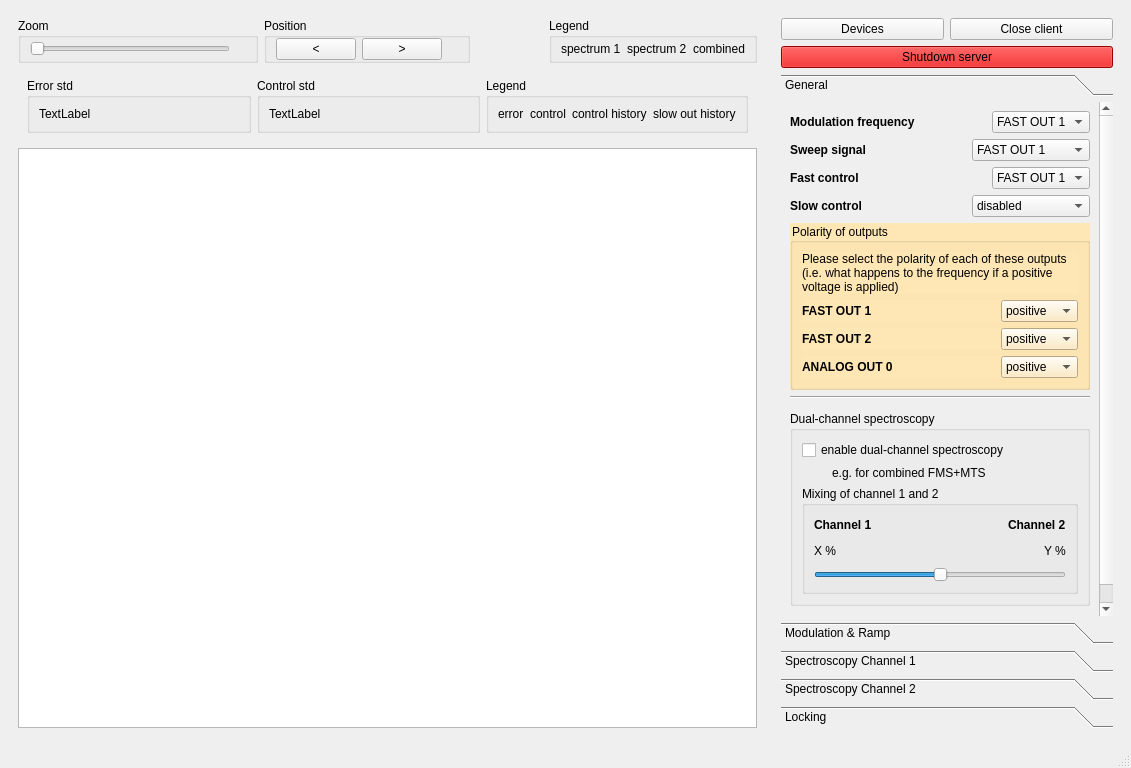
linien-org/linien, file linien/client/ui/main_window.ui: the form before one commit.
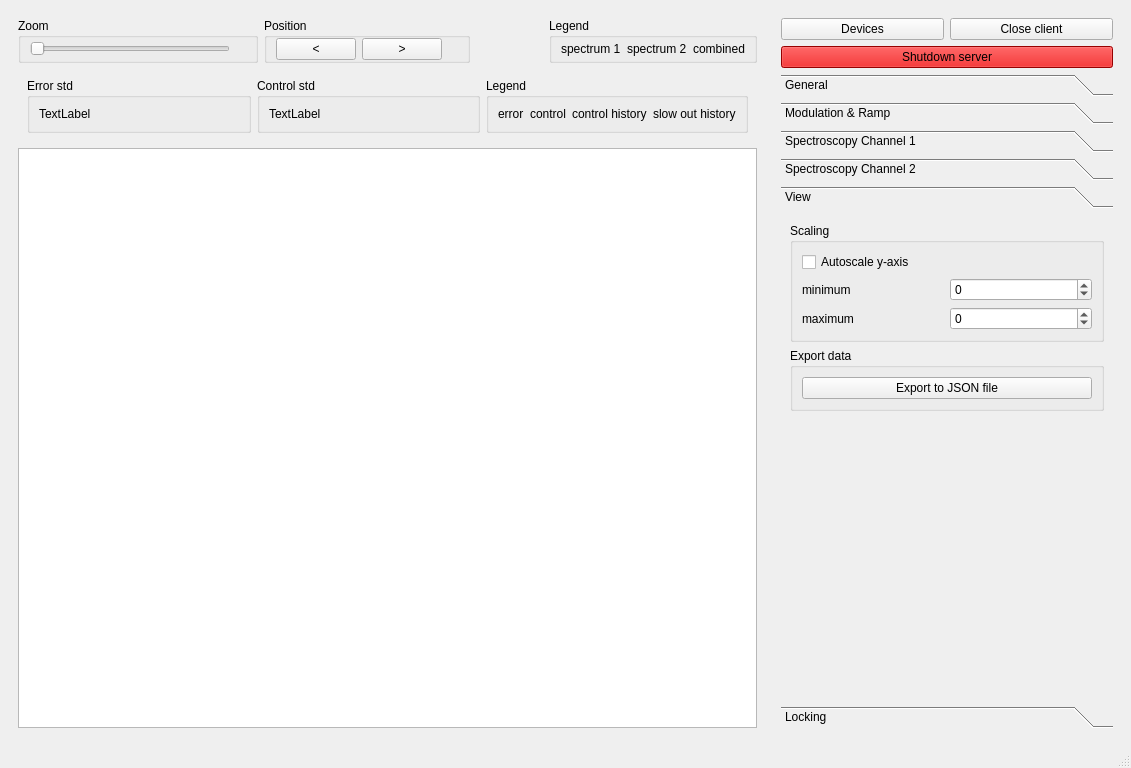
The form after the commit. The open tabs and pages were chosen to show the change. Custom widgets are drawn as their Qt base class.

Commit message: add controls for manual y axis scaling

```diff
--- a/linien/client/ui/main_window.ui
+++ b/linien/client/ui/main_window.ui
@@ -808,7 +808,7 @@
           <property name="geometry">
            <rect>
             <x>0</x>
-            <y>-113</y>
+            <y>0</y>
             <width>340</width>
             <height>679</height>
            </rect>
@@ -1542,6 +1542,132 @@
            </item>
           </layout>
          </widget>
+         <widget class="QWidget" name="page">
+          <property name="geometry">
+           <rect>
+            <x>0</x>
+            <y>0</y>
+            <width>338</width>
+            <height>438</height>
+           </rect>
+          </property>
+          <property name="sizePolicy">
+           <sizepolicy hsizetype="Minimum" vsizetype="Preferred">
+            <horstretch>0</horstretch>
+            <verstretch>0</verstretch>
+           </sizepolicy>
+          </property>
+          <attribute name="label">
+           <string>View</string>
+          </attribute>
+          <layout class="QVBoxLayout" name="verticalLayout_16">
+           <item>
+            <widget class="QGroupBox" name="groupBox_10">
+             <property name="sizePolicy">
+              <sizepolicy hsizetype="Preferred" vsizetype="Fixed">
+               <horstretch>0</horstretch>
+               <verstretch>0</verstretch>
+              </sizepolicy>
+             </property>
+             <property name="title">
+              <string>Scaling</string>
+             </property>
+             <layout class="QVBoxLayout" name="verticalLayout_14">
+              <item>
+               <widget class="QCheckBox" name="autoscale_y_axis">
+                <property name="text">
+                 <string>Autoscale y-axis</string>
+                </property>
+               </widget>
+              </item>
+              <item>
+               <layout class="QHBoxLayout" name="horizontalLayout_14">
+                <item>
+                 <widget class="QLabel" name="label_12">
+                  <property name="text">
+                   <string>minimum</string>
+                  </property>
+                 </widget>
+                </item>
+                <item>
+                 <widget class="QSpinBox" name="y_axis_minimum">
+                  <property name="minimum">
+                   <number>-8192</number>
+                  </property>
+                  <property name="maximum">
+                   <number>8192</number>
+                  </property>
+                  <property name="singleStep">
+                   <number>100</number>
+                  </property>
+                 </widget>
+                </item>
+               </layout>
+              </item>
+              <item>
+               <layout class="QHBoxLayout" name="horizontalLayout_15">
+                <item>
+                 <widget class="QLabel" name="label_13">
+                  <property name="text">
+                   <string>maximum</string>
+                  </property>
+                 </widget>
+                </item>
+                <item>
+                 <widget class="QSpinBox" name="y_axis_maximum">
+                  <property name="minimum">
+                   <number>-8192</number>
+                  </property>
+                  <property name="maximum">
+                   <number>8192</number>
+                  </property>
+                  <property name="singleStep">
+                   <number>100</number>
+                  </property>
+                 </widget>
+                </item>
+               </layout>
+              </item>
+             </layout>
+            </widget>
+           </item>
+           <item>
+            <widget class="QGroupBox" name="groupBox_12">
+             <property name="sizePolicy">
+              <sizepolicy hsizetype="Preferred" vsizetype="Fixed">
+               <horstretch>0</horstretch>
+               <verstretch>0</verstretch>
+              </sizepolicy>
+             </property>
+             <property name="title">
+              <string>Export data</string>
+             </property>
+             <layout class="QVBoxLayout" name="verticalLayout_18">
+              <item>
+               <widget class="QPushButton" name="pushButton">
+                <property name="text">
+                 <string>Export to JSON file</string>
+                </property>
+               </widget>
+              </item>
+             </layout>
+            </widget>
+           </item>
+           <item>
+            <spacer name="verticalSpacer_3">
+             <property name="orientation">
+              <enum>Qt::Vertical</enum>
+             </property>
+             <property name="sizeHint" stdset="0">
+              <size>
+               <width>20</width>
+               <height>40</height>
+              </size>
+             </property>
+            </spacer>
+           </item>
+          </layout>
+         </widget>
          <widget class="QWidget" name="lockingPanel">
           <property name="geometry">
            <rect>
@@ -1629,6 +1755,12 @@
    <header location="global">modulation_ramp_panel.h</header>
    <container>1</container>
   </customwidget>
+  <customwidget>
+   <class>ViewPanel</class>
+   <extends>QToolBox</extends>
+   <header location="global">view_panel.h</header>
+   <container>1</container>
+  </customwidget>
  </customwidgets>
  <resources/>
  <connections/>
```
Left out of the diff: 10 changed lines with no effect on the pictures. The commit also changes 3 other files.
